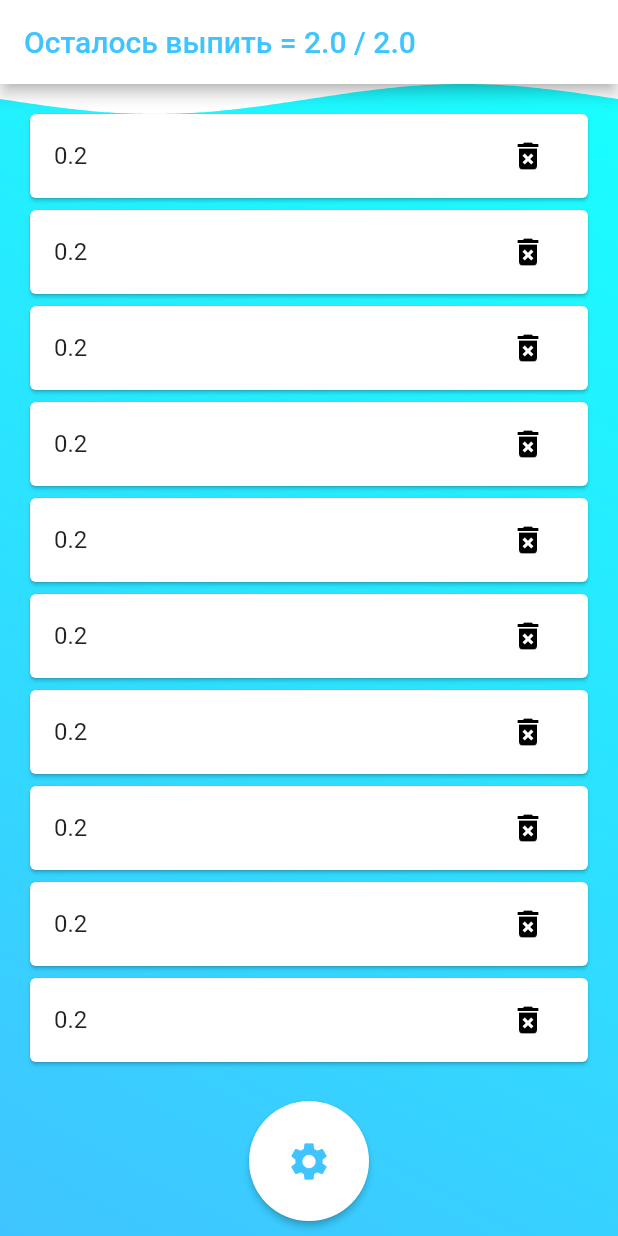
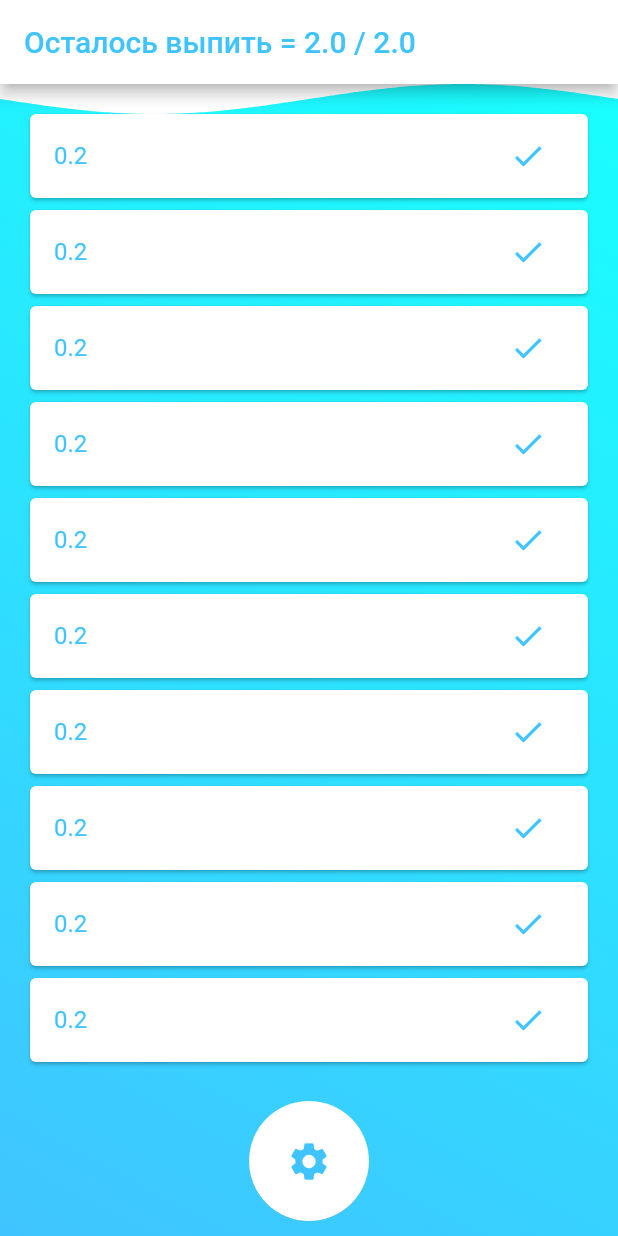
Before and after one commit to plotnikov228/WaterAppWithBLoC, a Flutter app: the screen it shows after launch, on a phone screen of 412 x 824 dp. Run offline on Flutter 3.47's test engine with Material 2 defaults, Android fonts, the phone set to English and light mode, and no system bars; drawn by our look-alikes of wave; our stand-ins replace flutter_bloc, flutter_local_notifications, shared_preferences.

Commit message:
Water App with BLoC

```diff
--- a/lib/additionally/date.dart
+++ b/lib/additionally/date.dart
@@ -6,7 +6,8 @@ class Date {
 
   void incrementDay() async {
     final prefs = await SharedPreferences.getInstance();
-    day = (prefs.setInt('day', now.day) as int);
+    await prefs.setInt('day', now.day);
+    day = (prefs.getInt('day'))!;
   }
 
   void readDay() async {
--- /dev/null
+++ b/lib/additionally/my_flutter_app_icons.dart
@@ -0,0 +1,34 @@
+/// Flutter icons MyFlutterApp
+/// Copyright (C) 2022 by original authors @ fluttericon.com, fontello.com
+/// This font was generated by FlutterIcon.com, which is derived from Fontello.
+///
+/// To use this font, place it in your fonts/ directory and include the
+/// following in your pubspec.yaml
+///
+/// flutter:
+///   fonts:
+///    - family:  MyFlutterApp
+///      fonts:
+///       - asset: fonts/MyFlutterApp.ttf
+///
+///
+/// * Entypo, Copyright (C) 2012 by Daniel Bruce
+///         Author:    Daniel Bruce
+///         License:   SIL (http://scripts.sil.org/OFL)
+///         Homepage:  http://www.entypo.com
+/// * Material Design Icons, Copyright (C) Google, Inc
+///         Author:    Google
+///         License:   Apache 2.0 (https://www.apache.org/licenses/LICENSE-2.0)
+///         Homepage:  https://design.google.com/icons/
+///
+import 'package:flutter/widgets.dart';
+
+class MyFlutterApp {
+  MyFlutterApp._();
+
+  static const _kFontFam = 'MyFlutterApp';
+  static const String? _kFontPkg = null;
+
+  static const IconData cup = IconData(0xe800, fontFamily: _kFontFam, fontPackage: _kFontPkg);
+  static const IconData check_1 = IconData(0xe801, fontFamily: _kFontFam, fontPackage: _kFontPkg);
+}
--- a/lib/additionally/water_list.dart
+++ b/lib/additionally/water_list.dart
@@ -2,14 +2,47 @@ import 'package:shared_preferences/shared_preferences.dart';
 
 class WaterList {
   double waterSlot = 0.2;
-  String waterSlotStr = '0.2';
-  List<String> waterSlots = [];
+  List<String> waterSlots = <String>[];
+  int numberOfCells = 4;
+
+  void fillingList() {
+    if (waterSlots.isNotEmpty) {
+      waterSlots = [];
+    }
+    for (int i = 0; i < numberOfCells; i++) {
+      waterSlots.add(waterSlot.toString());
+    }
+    incrementWater();
+  }
+
+  void cells(int weight) {
+    double liters;
+    numberOfCells = 0;
+    liters = 1.5 + ((weight - 20.0) * 0.02);
+    while (liters >= waterSlot) {
+      liters = liters - waterSlot;
+      numberOfCells++;
+    }
+  }
+
+  void incrementWater() async {
+    final prefs = await SharedPreferences.getInstance();
+    await prefs.setStringList('slot', waterSlots);
+    waterSlots = (prefs.getStringList('slot'))!;
+  }
+
+  void readWater() async {
+    final prefs = await SharedPreferences.getInstance();
+    waterSlots = (prefs.getStringList('slot'))!;
+  }
+}
+
+class WaterAppBar {
   double sum = 0;
   double maxWater = 0;
-  int numberOfCells = 4;
-  String appbarWater = 'appbar';
+  String appbarWater = '';
 
-  void calculateAppbar() {
+  void calculateAppbar(List waterSlots, double waterSlot, int numberOfCells) {
     sum = 0;
     maxWater = 0;
     for (int i = 0; i < waterSlots.length; i++) {
@@ -22,21 +55,10 @@ class WaterList {
     fixingMaxWater();
     if (sum != 0) {
       appbarWater =
-          'Осталось выпить = $sum / $maxWater';
+      'Осталось выпить = $sum / $maxWater';
     } else {
       appbarWater = 'Вы всё выпили!';
     }
-  }
-
-  void fillingList() {
-    if (waterSlots.isNotEmpty) {
-      waterSlots = [];
-    }
-    for (int i = 0; i < numberOfCells; i++) {
-      waterSlots.add(waterSlotStr);
-    }
-
-    incrementWater();
   }
 
   void fixingSum() {
@@ -69,25 +91,4 @@ class WaterList {
     if (maxWater == 1.9999999999999998) maxWater = 2;
     if (maxWater == 2.1999999999999997) maxWater = 2.2;
   }
-
-  void cells(int weight) {
-    double liters;
-    numberOfCells = 0;
-    liters = 1.5 + ((weight - 20.0) * 0.02);
-    while (liters >= waterSlot) {
-      liters = liters - waterSlot;
-      numberOfCells++;
-    }
-  }
-
-  void incrementWater() async {
-    final prefs = await SharedPreferences.getInstance();
-    waterSlots =
-        (prefs.setStringList('slot', waterSlots)) as List<String>;
-  }
-
-  void readWater() async {
-    final prefs = await SharedPreferences.getInstance();
-    waterSlots = (prefs.getStringList('slot'))!;
-  }
 }
--- a/lib/additionally/weight.dart
+++ b/lib/additionally/weight.dart
@@ -5,10 +5,9 @@ class Weight {
   int selectedWeight = 50;
 
   void incrementWeight() async {
-
     final prefs = await SharedPreferences.getInstance();
-    selectedWeight =
-    (prefs.setInt('weight', selectedWeight)) as int;
+    await prefs.setInt('weight', selectedWeight);
+    selectedWeight = (prefs.getInt('weight'))!;
   }
 
   void readWeight() async {
--- a/lib/bloc_home/home_bloc.dart
+++ b/lib/bloc_home/home_bloc.dart
@@ -1,52 +1,68 @@
 import 'package:flutter_bloc/flutter_bloc.dart';
+import 'package:water/additionally/date.dart';
 import 'package:water/additionally/weight.dart';
 import 'package:water/bloc_home/home_event.dart';
 import 'package:water/bloc_home/home_state.dart';
 
-
-import '../additionally/date.dart';
 import '../additionally/water_list.dart';
 
 class HomeBloc extends Bloc<HomeEvent, HomeState> {
-  final WaterList waterList;
-  final Weight weight;
-  HomeBloc({required this.waterList, required this.weight}) : super(WaterScreenState(waterList: waterList, weight:  weight)) {
-    int currentTab = 1;
-    Date date = Date();
+  WaterList waterList;
+  Weight weight;
+  WaterAppBar waterAppBar;
+  Date date;
+
+  HomeBloc({required this.waterList, required this.weight, required this.waterAppBar, required this.date}) : super(WaterScreenState(waterList: waterList, waterAppBar: waterAppBar, date: date)) {
+
+
+    void checkNewDay () {
+      if (date.day != date.now.day) {
+        waterList.fillingList();
+        date.incrementDay();
+        if (state is WaterScreenState) {
+          waterAppBar.calculateAppbar(
+              waterList.waterSlots, waterList.waterSlot,
+              waterList.numberOfCells);
+          emit(
+              WaterScreenState(waterList: waterList, waterAppBar: waterAppBar, date: date));
+        }
+      }
+    }
 
     on<WaterScreenAddEvent>((event, emit) async {
-      weight.readWeight();
       waterList.cells(weight.selectedWeight);
       waterList.fillingList();
-      waterList.calculateAppbar();
-      date.incrementDay();
-      waterList.appbarWater =
-      'Осталось выпить = ${waterList.sum} / ${waterList.maxWater}';
+      waterAppBar.calculateAppbar(
+          waterList.waterSlots, waterList.waterSlot, waterList.numberOfCells);
     });
 
     on<WaterScreenLoadEvent>((event, emit) async {
+      weight.readWeight();
+      date.readDay();
+      waterList.readWater();
       waterList.cells(weight.selectedWeight);
-      waterList.readWater();
-      waterList.calculateAppbar();
-      emit(WaterScreenState(waterList: waterList, weight: weight));
+      waterAppBar.calculateAppbar(
+          waterList.waterSlots, waterList.waterSlot, waterList.numberOfCells);
+      checkNewDay();
+      emit(WaterScreenState(waterList: waterList, waterAppBar: waterAppBar, date: date));
     });
 
     on<WaterScreenDeleteEvent>((event, emit) async {
       waterList.waterSlots.removeLast();
-      waterList.sum = waterList.sum - waterList.waterSlot;
-      waterList.fixingSum();
+      waterList.incrementWater();
+      waterAppBar.calculateAppbar(
+          waterList.waterSlots, waterList.waterSlot, waterList.numberOfCells);
       waterList.waterSlots.isNotEmpty
-          ? waterList.appbarWater =
-              'Осталось выпить = ${waterList.sum} / ${waterList.maxWater}'
-          : waterList.appbarWater = 'Вы всё выпили!';
-      waterList.incrementWater();
-      emit(WaterScreenState(waterList: waterList, weight: weight));
+          ? waterAppBar.appbarWater =
+              'Осталось выпить = ${waterAppBar.sum} / ${waterAppBar.maxWater}'
+          : waterAppBar.appbarWater = 'Вы всё выпили!';
+
+      emit(WaterScreenState(waterList: waterList, waterAppBar: waterAppBar, date: date));
     });
 
     ///
 
     on<SettingsLoadEvent>((event, emit) async {
-      weight.readWeight();
       emit(SettingsScreenState(weight: weight));
     });
 
@@ -56,11 +72,16 @@ class HomeBloc extends Bloc<HomeEvent, HomeState> {
     });
 
     ///
+    int currentTab = 1;
 
     on<ChangeScreenEvent>((event, emit) async {
       currentTab == 1
           ? {emit(SettingsScreenState(weight: weight)), currentTab = 2}
-          : {emit(WaterScreenState(waterList: waterList, weight: weight)), currentTab = 1};
+          : {
+              emit(WaterScreenState(
+                  waterList: waterList, waterAppBar: waterAppBar, date: date)),
+              currentTab = 1
+            };
     });
   }
 }
--- a/lib/bloc_home/home_event.dart
+++ b/lib/bloc_home/home_event.dart
@@ -1,6 +1,7 @@
 abstract class HomeEvent {}
 
 class ChangeScreenEvent extends HomeEvent{}
+class AppOpenEvent extends HomeEvent{}
 
 class WaterScreenLoadEvent extends HomeEvent {}
 class WaterScreenRefreshEvent extends HomeEvent {}
--- a/lib/bloc_home/home_state.dart
+++ b/lib/bloc_home/home_state.dart
@@ -1,15 +1,18 @@
-import 'package:water/additionally/weight.dart';
 
-import '../additionally/water_list.dart';
+import 'package:water/additionally/date.dart';
+import 'package:water/additionally/water_list.dart';
+
+import '../additionally/weight.dart';
 
 abstract class HomeState{}
 
 class WaterScreenState extends HomeState{
   WaterList waterList = WaterList();
-  Weight weight = Weight();
-  WaterScreenState({required this.waterList, required this.weight});
+  WaterAppBar waterAppBar = WaterAppBar();
+  Date date = Date();
+  WaterScreenState({required this.waterList, required this.waterAppBar, required this.date});
 }
-class WaterScreenEmptyState extends HomeState{}
+
 class SettingsScreenState extends HomeState{
   Weight weight = Weight();
   SettingsScreenState({required this.weight});
--- a/lib/screens/home.dart
+++ b/lib/screens/home.dart
@@ -1,8 +1,7 @@
-import 'dart:math';
-
 import 'package:flutter/material.dart';
 
 import 'package:flutter_bloc/flutter_bloc.dart';
+import 'package:water/additionally/date.dart';
 
 import 'package:water/additionally/water_list.dart';
 import 'package:water/additionally/weight.dart';
@@ -10,38 +9,31 @@ import 'package:water/screens/settings_screen.dart';
 import 'package:water/screens/water_screen.dart';
 import 'package:water/widgets/main_button.dart';
 
-import '../additionally/colors.dart';
-import '../additionally/date.dart';
 import '../bloc_home/home_bloc.dart';
 import '../bloc_home/home_event.dart';
 import '../bloc_home/home_state.dart';
 
-class Home extends StatefulWidget {
+class Home extends StatelessWidget {
   const Home({Key? key}) : super(key: key);
 
   @override
-  State<Home> createState() => _HomeState();
-}
-
-class _HomeState extends State<Home> {
-  WaterList waterList = WaterList();
-  Weight weight = Weight();
-  final Date date = Date();
-  final ColorsForApp colorsForApp = ColorsForApp();
-  @override
   Widget build(BuildContext context) {
+    final WaterList waterList = WaterList();
+    final Weight weight = Weight();
+    final WaterAppBar waterAppBar = WaterAppBar();
+    final Date date = Date();
     return BlocProvider<HomeBloc>(
-      create: (context) =>
-          HomeBloc(waterList: waterList, weight: weight)
-            ..add(WaterScreenLoadEvent()),
+      create: (context) => HomeBloc(
+          waterList: waterList, weight: weight, waterAppBar: waterAppBar, date: date)
+        ..add(WaterScreenLoadEvent()),
       child: Stack(children: <Widget>[
-          BlocBuilder<HomeBloc, HomeState>(builder: (context, state) {
+        BlocBuilder<HomeBloc, HomeState>(builder: (context, state) {
           if (state is WaterScreenState) {
-          return WaterScreen(state: state);
+            return const WaterScreen();
           } else {
-          return Settings(state: state);
+            return const Settings();
           }
-          }),
+        }),
         const Align(
           alignment: Alignment.bottomCenter,
           child: Padding(
--- a/lib/screens/water_screen.dart
+++ b/lib/screens/water_screen.dart
@@ -1,11 +1,6 @@
 import 'dart:math';
 
-import 'package:flutter/cupertino.dart';
 import 'package:flutter/material.dart';
-import 'package:water/additionally/date.dart';
-import 'package:water/additionally/water_list.dart';
-import 'package:water/additionally/weight.dart';
-import 'package:water/widgets/water_dialog.dart';
 import 'package:water/widgets/waves.dart';
 import 'package:flutter_bloc/flutter_bloc.dart';
 
@@ -14,36 +9,25 @@ import '../bloc_home/home_bloc.dart';
 import '../bloc_home/home_event.dart';
 import '../bloc_home/home_state.dart';
 
-class WaterScreen extends StatefulWidget {
-  final HomeState state;
+class WaterScreen extends StatelessWidget {
 
-  const WaterScreen({Key? key, required this.state}) : super(key: key);
-
-  @override
-  State<WaterScreen> createState() => _WaterScreenState();
-}
-
-class _WaterScreenState extends State<WaterScreen> {
-  final Date date = Date();
-  ColorsForApp colorsForApp = ColorsForApp();
-  Weight weight = Weight();
-  WaterList waterList = WaterList();
+  const WaterScreen({Key? key}) : super(key: key);
 
   @override
   Widget build(BuildContext context) {
-    date.readDay();
-    waterList.cells(weight.selectedWeight);
+    final ColorsForApp colorsForApp = ColorsForApp();
     final HomeBloc waterBloc = context.read<HomeBloc>();
     return BlocBuilder<HomeBloc, HomeState>(builder: (context, state) {
+
       if (state is WaterScreenState) {
-        if (date.day != date.now.day) {
-          waterBloc.add(WaterScreenAddEvent());
-        }
+        waterBloc.add(WaterScreenLoadEvent());
         if (state.waterList.waterSlots.isNotEmpty) {
+          state.waterAppBar.calculateAppbar(state.waterList.waterSlots, state.waterList.waterSlot,
+              state.waterList.numberOfCells);
           return Scaffold(
             backgroundColor: colorsForApp.backgroundColor,
             appBar: AppBar(
-              title: Text(state.waterList.appbarWater,
+              title: Text(state.waterAppBar.appbarWater,
                   style: TextStyle(color: colorsForApp.objectColor)),
               backgroundColor: colorsForApp.appbarBackgroundColor,
             ),
@@ -57,18 +41,20 @@ class _WaterScreenState extends State<WaterScreen> {
                 padding: const EdgeInsets.all(16),
                 child: ListView.builder(
                   itemCount: state.waterList.waterSlots.length,
-                  itemBuilder: (context, index) => Card(
+                  itemBuilder: (context, index) =>
+                      Card(
                         child: ListTile(
-                      title: Text(state.waterList.waterSlots[index]),
+                          key: Key(index.toString()),
+                          title: Text(
+                            state.waterList.waterSlots[index],
+                            style: TextStyle(color: colorsForApp.objectColor),
+                          ),
                           trailing: IconButton(
-                        icon: const Icon(
-                          Icons.delete_forever,
-                          color: Colors.black,
+                            icon: Icon(
+                              Icons.check,
+                              color: colorsForApp.objectColor,
                             ),
                             onPressed: () {
-                          if (state.waterList.waterSlots.isEmpty) {
-                            showMyDialog(context);
-                          }
                               waterBloc.add(WaterScreenDeleteEvent());
                             },
                           ),
@@ -82,7 +68,7 @@ class _WaterScreenState extends State<WaterScreen> {
           return Scaffold(
             backgroundColor: colorsForApp.backgroundColor,
             appBar: AppBar(
-              title: Text(state.waterList.appbarWater,
+              title: Text('Вы всё выпили!',
                   style: TextStyle(color: colorsForApp.objectColor)),
               backgroundColor: colorsForApp.appbarBackgroundColor,
             ),
@@ -92,17 +78,19 @@ class _WaterScreenState extends State<WaterScreen> {
                   child: ProgressWave(
                       progress: max(0, state.waterList.waterSlots.length) /
                           state.waterList.numberOfCells)),
-              Center(child: Column(
+              Center(
+                  child: Column(
                     mainAxisAlignment: MainAxisAlignment.center,
                     children: [
-                  Text(
+                      const Text(
                         'Вы всё выпили,',
                         style: TextStyle(color: Colors.grey, fontSize: 16),
                       ),
                       Text(
                         'Возвращайтесь завтра!',
-                    style: TextStyle(
-                        color: colorsForApp.objectColor, fontSize: 16),
+                        style:
+                        TextStyle(color: colorsForApp.objectColor,
+                            fontSize: 16),
                       )
                     ],
                   ))
--- a/lib/widgets/main_button.dart
+++ b/lib/widgets/main_button.dart
@@ -2,6 +2,7 @@ import 'package:flutter/material.dart';
 import 'package:flutter_bloc/flutter_bloc.dart';
 
 import '../additionally/colors.dart';
+import '../additionally/my_flutter_app_icons.dart';
 import '../bloc_home/home_bloc.dart';
 import '../bloc_home/home_event.dart';
 import '../bloc_home/home_state.dart';
@@ -20,13 +21,14 @@ class MainButton extends StatelessWidget {
             fixedSize: const Size(100, 100),
             shape: const CircleBorder(),
             primary: colorsForApp.backgroundColor,
+            elevation: 0.1,
           ),
           onPressed: () {
             iconOnButton == 0 ? iconOnButton = 1 : iconOnButton = 0;
             bloc.add(ChangeScreenEvent());
           },
           child: Icon(
-            iconOnButton == 0 ? Icons.settings : Icons.delete,
+            iconOnButton == 0 ? Icons.settings : MyFlutterApp.cup,
             color: colorsForApp.objectColor,
             size: 30,
           ));
```
Also changed, not shown: lib/main.dart (+6 -1 lines), lib/notifications.dart (added, +53 -0 lines), lib/screens/settings_screen.dart (+11 -14 lines), lib/widgets/water_dialog.dart (deleted, +0 -29 lines), pubspec.yaml (+7 -1 lines), fonts/MyFlutterApp.ttf (added), pubspec.lock, 2 other files. Lines whose indentation alone changed are shown as unchanged.
